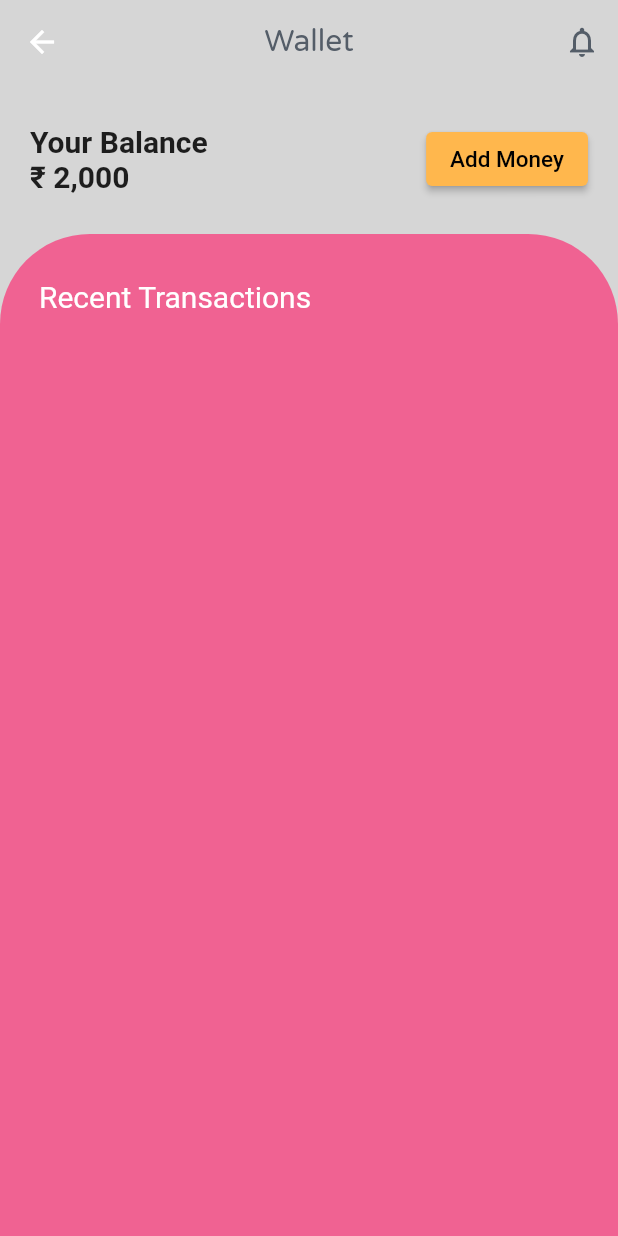
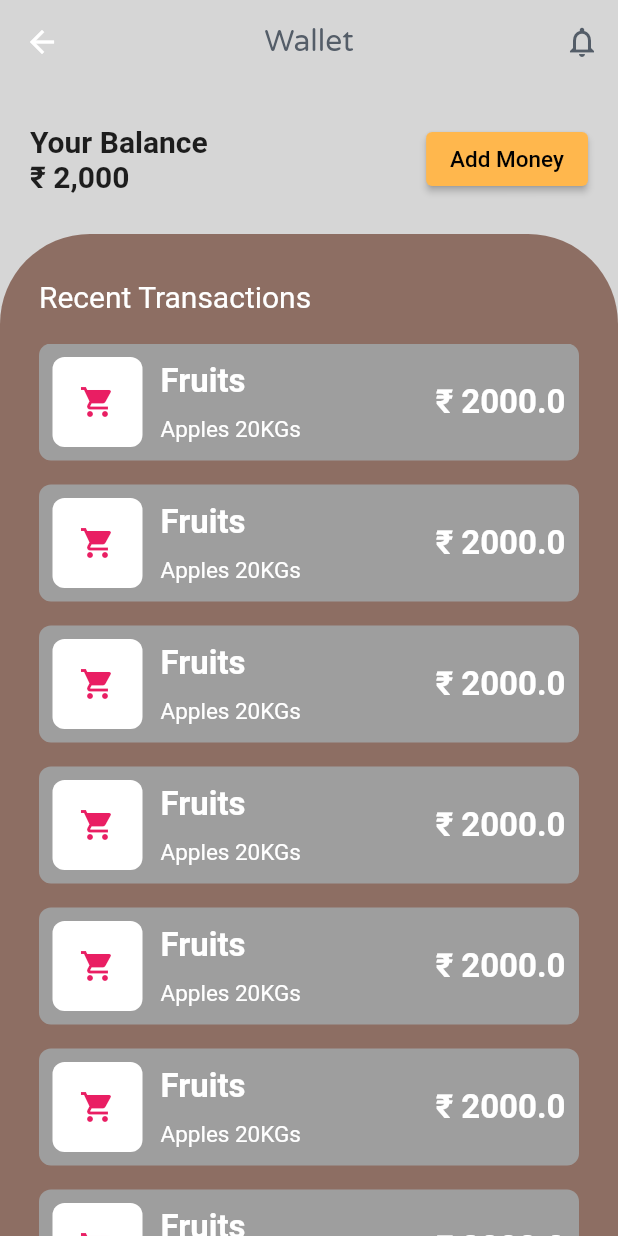
Before and after one commit to bhavaniatja/jeevamrut_app, a Flutter app: the WalletScreen screen opened directly, on a phone screen of 412 x 824 dp. Run offline on Flutter 3.47's test engine with Material 2 defaults, Android fonts, the phone set to English and light mode, and no system bars; our stand-ins replace flutter_svg, im_stepper.

Commit message:
recent_transactions_done

```diff
--- a/lib/Screens/wallet/components/transactions.dart
+++ b/lib/Screens/wallet/components/transactions.dart
@@ -12,7 +12,7 @@ class TransactionsScreen extends StatelessWidget {
         decoration: BoxDecoration(
           borderRadius: BorderRadius.only(
               topLeft: Radius.circular(60), topRight: Radius.circular(60)),
-          color: Colors.pink[300],
+          color: Colors.brown[400],
         ),
         child: Column(
           mainAxisAlignment: MainAxisAlignment.start,
@@ -23,9 +23,94 @@ class TransactionsScreen extends StatelessWidget {
               style: TextStyle(fontSize: 20, color: Colors.white),
             ),
             SizedBox(height: 20),
+            Expanded(
+                child: ListView(
+              children: [
+                listTile(Icons.shopping_cart, Colors.pink, "Fruits",
+                    "Apples 20KGs", 2000.0),
+                listTile(Icons.shopping_cart, Colors.pink, "Fruits",
+                    "Apples 20KGs", 2000.0),
+                listTile(Icons.shopping_cart, Colors.pink, "Fruits",
+                    "Apples 20KGs", 2000.0),
+                listTile(Icons.shopping_cart, Colors.pink, "Fruits",
+                    "Apples 20KGs", 2000.0),
+                listTile(Icons.shopping_cart, Colors.pink, "Fruits",
+                    "Apples 20KGs", 2000.0),
+                listTile(Icons.shopping_cart, Colors.pink, "Fruits",
+                    "Apples 20KGs", 2000.0),
+                listTile(Icons.shopping_cart, Colors.pink, "Fruits",
+                    "Apples 20KGs", 2000.0),
+                listTile(Icons.shopping_cart, Colors.pink, "Fruits",
+                    "Apples 20KGs", 2000.0),
+              ],
+            ))
           ],
         ),
       ),
     );
   }
 }
+
+Widget listTile(
+    IconData icon, Color color, String type, String title, double value) {
+  return InkWell(
+    onTap: () {},
+    child: Container(
+      padding: EdgeInsets.all(9.0),
+      margin: EdgeInsets.only(bottom: 16.0),
+      decoration: BoxDecoration(
+        color: Colors.grey,
+        borderRadius: BorderRadius.circular(8.0),
+      ),
+      child: Row(
+        mainAxisAlignment: MainAxisAlignment.spaceBetween,
+        children: [
+          Container(
+              width: 60,
+              height: 60,
+              decoration: BoxDecoration(
+                color: Colors.white,
+                borderRadius: BorderRadius.circular(8.0),
+              ),
+              child: Icon(
+                icon,
+                color: color,
+              )),
+          SizedBox(width: 12.0),
+          Expanded(
+            child: Column(
+              crossAxisAlignment: CrossAxisAlignment.start,
+              children: [
+                Text(
+                  type,
+                  style: TextStyle(
+                    color: Colors.white,
+                    fontSize: 22.0,
+                    fontWeight: FontWeight.bold,
+                  ),
+                ),
+                SizedBox(
+                  height: 10.0,
+                ),
+                Text(
+                  title,
+                  style: TextStyle(
+                    color: Colors.white,
+                    fontSize: 15.0,
+                  ),
+                )
+              ],
+            ),
+          ),
+          Text(
+            "\u20b9 $value",
+            style: TextStyle(
+                color: Colors.white,
+                fontSize: 22.0,
+                fontWeight: FontWeight.bold),
+          ),
+        ],
+      ),
+    ),
+  );
+}
```
